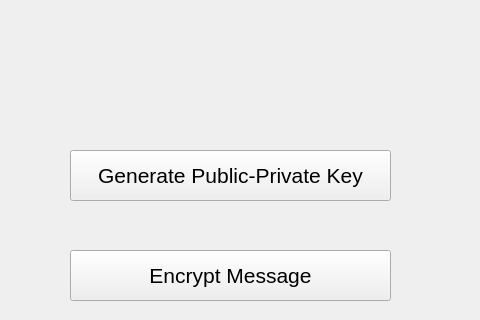
This is UI/main.ui in digu-007/Cypher as Qt 5 draws it before an edit; both pictures show x 180 to 660 and y 0 to 320 of the 800 by 600 pixel window. The edited form follows.
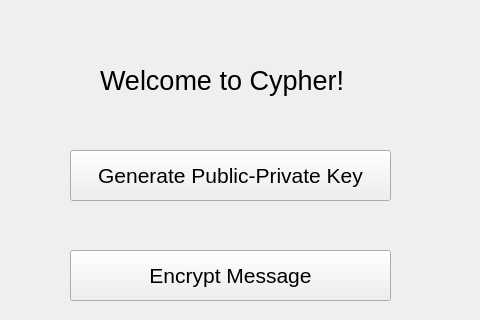
This is the edited form. Icons and pictures are not drawn.

Patch:
```diff
--- a/UI/main.ui
+++ b/UI/main.ui
@@ -72,6 +72,24 @@
      <string>Encrypt Message</string>
     </property>
    </widget>
+   <widget class="QLabel" name="labelWelcome">
+    <property name="geometry">
+     <rect>
+      <x>280</x>
+      <y>60</y>
+      <width>281</width>
+      <height>41</height>
+     </rect>
+    </property>
+    <property name="font">
+     <font>
+      <pointsize>20</pointsize>
+     </font>
+    </property>
+    <property name="text">
+     <string>Welcome to Cypher!</string>
+    </property>
+   </widget>
   </widget>
   <widget class="QMenuBar" name="menubar">
    <property name="geometry">
```
